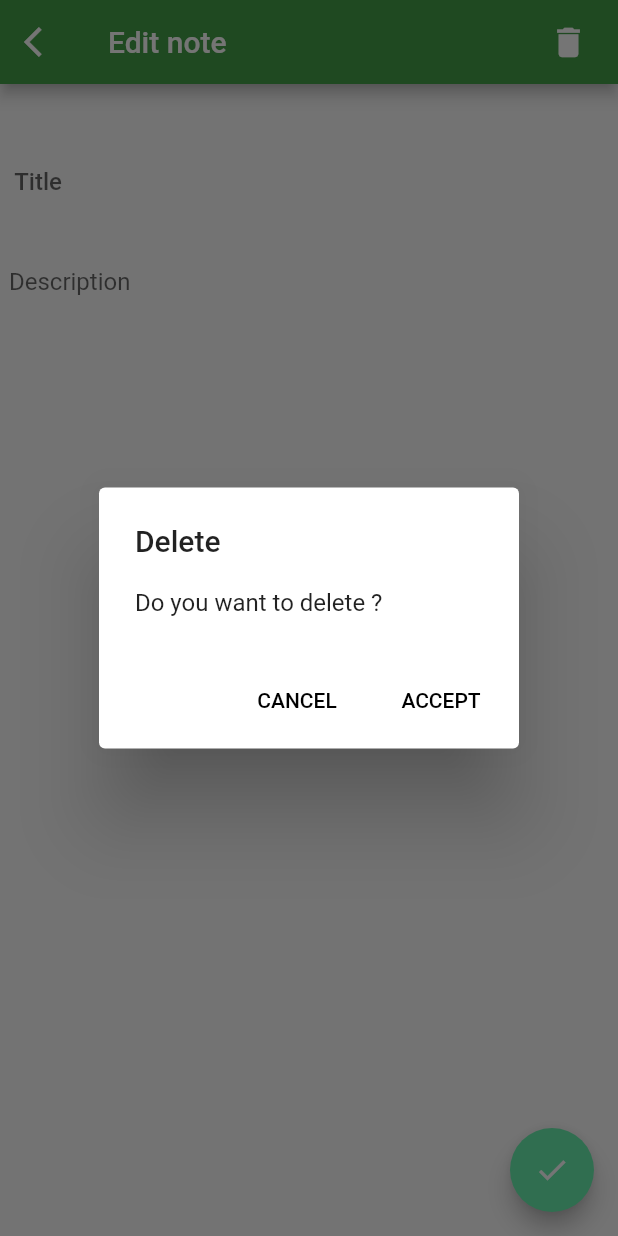
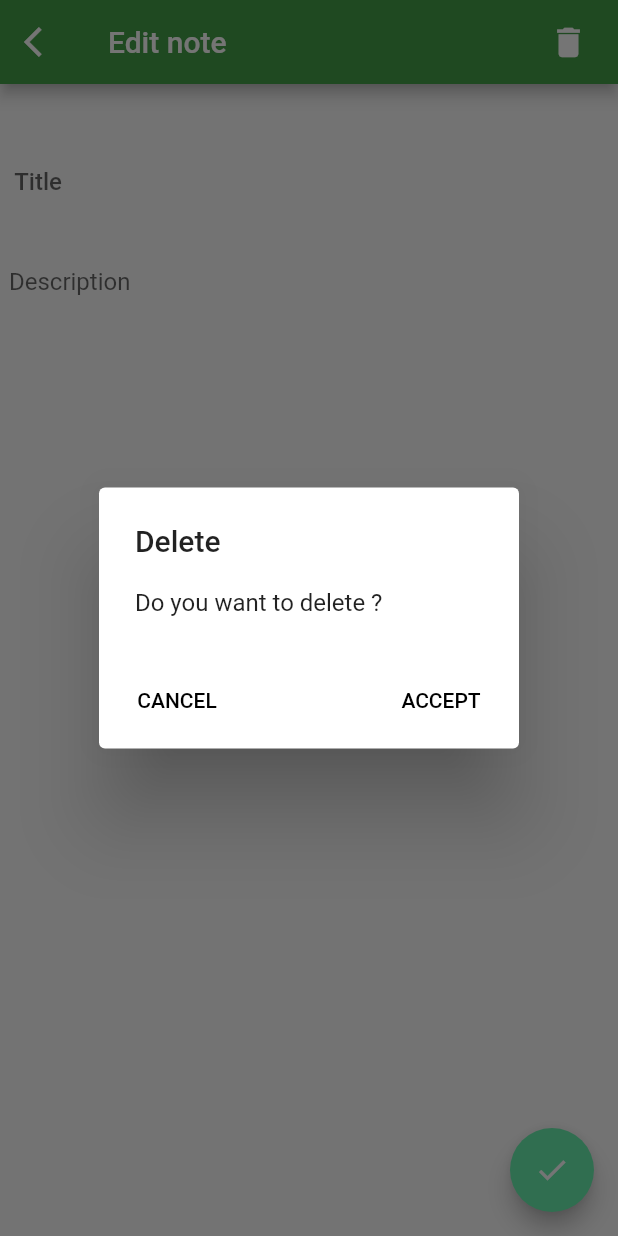
Before and after one commit to Cheikh22/Notes, a Flutter app: the EditNote screen opened directly with empty values, after a tap on the "delete" icon, on a phone screen of 412 x 824 dp. Run offline on Flutter 3.47's test engine with Material 2 defaults, Android fonts, the phone set to English and light mode, and no system bars; our stand-ins replace bloc, flutter_bloc, sqflite; accounts and stored records are empty.

Commit message:
note and fix design

```diff
--- a/notes/lib/presentation/screens/edit_note_screen.dart
+++ b/notes/lib/presentation/screens/edit_note_screen.dart
@@ -45,6 +45,9 @@ class EditNote extends StatelessWidget {
                         'Do you want to delete ?'), // Message which will be pop up on the screen
                     // Action widget which will provide the user to acknowledge the choice
                     actions: [
+                      Row(
+                        mainAxisAlignment: MainAxisAlignment.spaceBetween,
+                        children: [
                           FlatButton(
                             // FlatButton widget is used to make a text to work like a button
                             textColor: Colors.black,
@@ -62,6 +65,8 @@ class EditNote extends StatelessWidget {
                                   context, HOME_ROUTE, (route) => false);
                             },
                             child: Text('ACCEPT'),
+                          )
+                        ],
                       ),
                     ],
                   ),
--- a/notes/lib/presentation/screens/notes_screen.dart
+++ b/notes/lib/presentation/screens/notes_screen.dart
@@ -13,6 +13,7 @@ class NotesList extends StatelessWidget {
       appBar: AppBar(
         title: Text("Notes"),
         backgroundColor: Colors.green[600],
+        elevation: 0,
       ),
       body: getNotesListView(),
       floatingActionButton: FloatingActionButton(
```
Also changed, not shown: 1 other file. Lines whose indentation alone changed are shown as unchanged.
